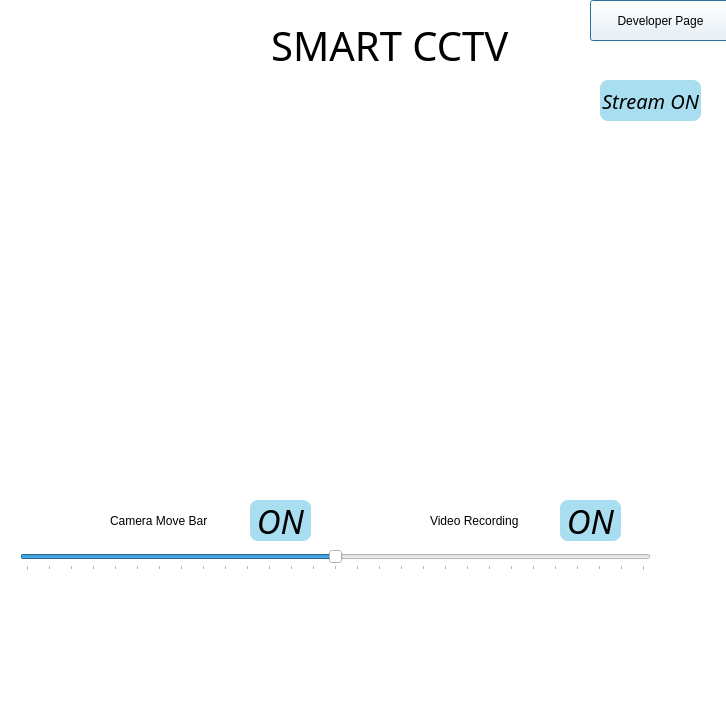
Before: the Qt Designer form pyqt/ui/iot_project.ui in addinedu-ros-6th/iot-repo-6, drawn with Qt 5.
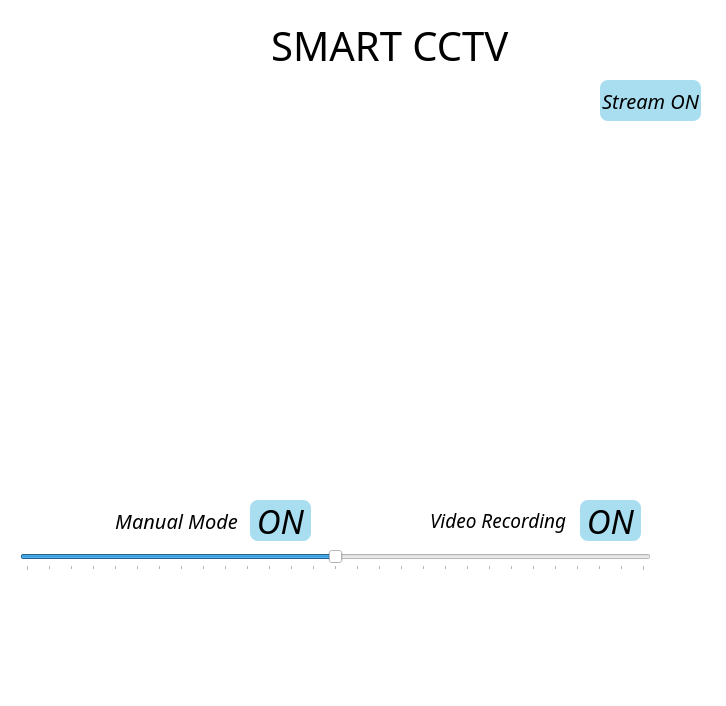
After: the same form once the commit is applied. Icons and pictures are not drawn.

Commit message: SocketCommunication Class seperated / ui label text modified

```diff
--- a/pyqt/ui/iot_project.ui
+++ b/pyqt/ui/iot_project.ui
@@ -16,19 +16,6 @@
   <property name="styleSheet">
    <string notr="true">background-color: rgb(255, 255, 255);</string>
   </property>
-  <widget class="QPushButton" name="ModePage">
-   <property name="geometry">
-    <rect>
-     <x>590</x>
-     <y>0</y>
-     <width>141</width>
-     <height>41</height>
-    </rect>
-   </property>
-   <property name="text">
-    <string>Developer Page</string>
-   </property>
-  </widget>
   <widget class="QStackedWidget" name="stackedUI">
    <property name="geometry">
     <rect>
@@ -135,24 +122,17 @@
     <widget class="QLabel" name="MidValue">
      <property name="geometry">
       <rect>
-       <x>290</x>
+       <x>280</x>
        <y>510</y>
-       <width>91</width>
+       <width>111</width>
        <height>21</height>
       </rect>
      </property>
-     <property name="text">
-      <string/>
-     </property>
-    </widget>
-    <widget class="QLabel" name="MaxValue">
-     <property name="geometry">
-      <rect>
-       <x>570</x>
-       <y>520</y>
-       <width>101</width>
-       <height>20</height>
-      </rect>
+     <property name="font">
+      <font>
+       <family>Ubuntu Mono</family>
+       <italic>true</italic>
+      </font>
      </property>
      <property name="text">
       <string/>
@@ -167,8 +147,15 @@
        <height>41</height>
       </rect>
      </property>
+     <property name="font">
+      <font>
+       <family>Ubuntu Mono</family>
+       <pointsize>15</pointsize>
+       <italic>true</italic>
+      </font>
+     </property>
      <property name="text">
-      <string>Camera Move Bar</string>
+      <string> Manual Mode </string>
      </property>
     </widget>
     <widget class="QPushButton" name="ManualBtn">
@@ -201,10 +188,17 @@
       <rect>
        <x>430</x>
        <y>430</y>
-       <width>121</width>
+       <width>151</width>
        <height>41</height>
       </rect>
      </property>
+     <property name="font">
+      <font>
+       <family>Ubuntu Mono</family>
+       <pointsize>14</pointsize>
+       <italic>true</italic>
+      </font>
+     </property>
      <property name="text">
       <string>Video Recording</string>
      </property>
@@ -212,7 +206,7 @@
     <widget class="QPushButton" name="RecBtn">
      <property name="geometry">
       <rect>
-       <x>560</x>
+       <x>580</x>
        <y>430</y>
        <width>61</width>
        <height>41</height>
@@ -320,10 +314,17 @@
       <rect>
        <x>420</x>
        <y>570</y>
-       <width>151</width>
-       <height>21</height>
+       <width>191</width>
+       <height>41</height>
       </rect>
      </property>
+     <property name="font">
+      <font>
+       <family>Ubuntu Mono</family>
+       <pointsize>15</pointsize>
+       <italic>true</italic>
+      </font>
+     </property>
      <property name="text">
       <string/>
      </property>
```
Left out of the diff: 13 changed lines with no effect on the pictures. The commit also changes 1 other file.
